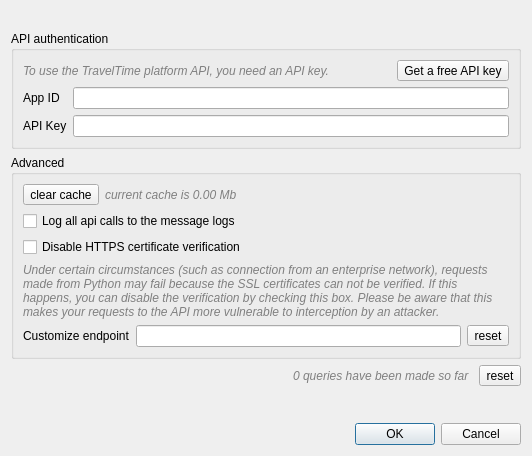
Old version of the form travel_time_platform_plugin/ui/ConfigDialog.ui in the repository traveltime-dev/traveltime-platform-qgis-plugin.
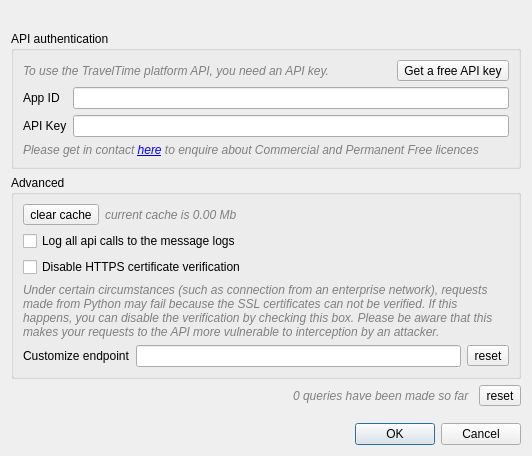
New version of the form. Icons and pictures are not drawn. Custom widgets are drawn as their Qt base class.

Commit message: fix #24 (change get key URL and helptext)

```diff
--- a/travel_time_platform_plugin/ui/ConfigDialog.ui
+++ b/travel_time_platform_plugin/ui/ConfigDialog.ui
@@ -77,6 +77,16 @@
       <item row="2" column="1">
        <widget class="QgsPasswordLineEdit" name="apiKeyLineEdit"/>
       </item>
+      <item row="3" column="0" colspan="2">
+       <widget class="QLabel" name="apiKeyHelpLabel">
+        <property name="styleSheet">
+         <string notr="true">font-style:italic;color:gray;</string>
+        </property>
+        <property name="text">
+         <string>&lt;html&gt;&lt;head/&gt;&lt;body&gt;&lt;p&gt;Please get in contact &lt;a href=&quot;https://traveltimeform.typeform.com/to/vQ06ln&quot;&gt;&lt;span style=&quot; text-decoration: underline; color:#0000ff;&quot;&gt;here&lt;/span&gt;&lt;/a&gt; to enquire about Commercial and Permanent Free licences&lt;/p&gt;&lt;/body&gt;&lt;/html&gt;</string>
+        </property>
+       </widget>
+      </item>
      </layout>
     </widget>
    </item>
```
The commit also changes 1 other file.
